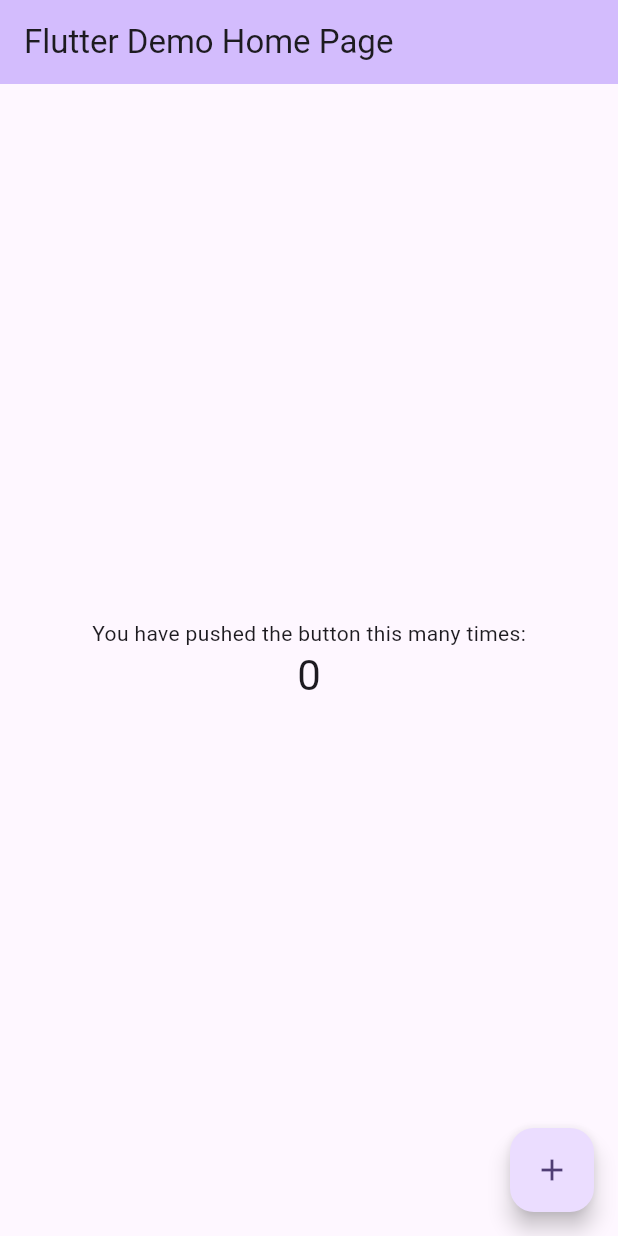
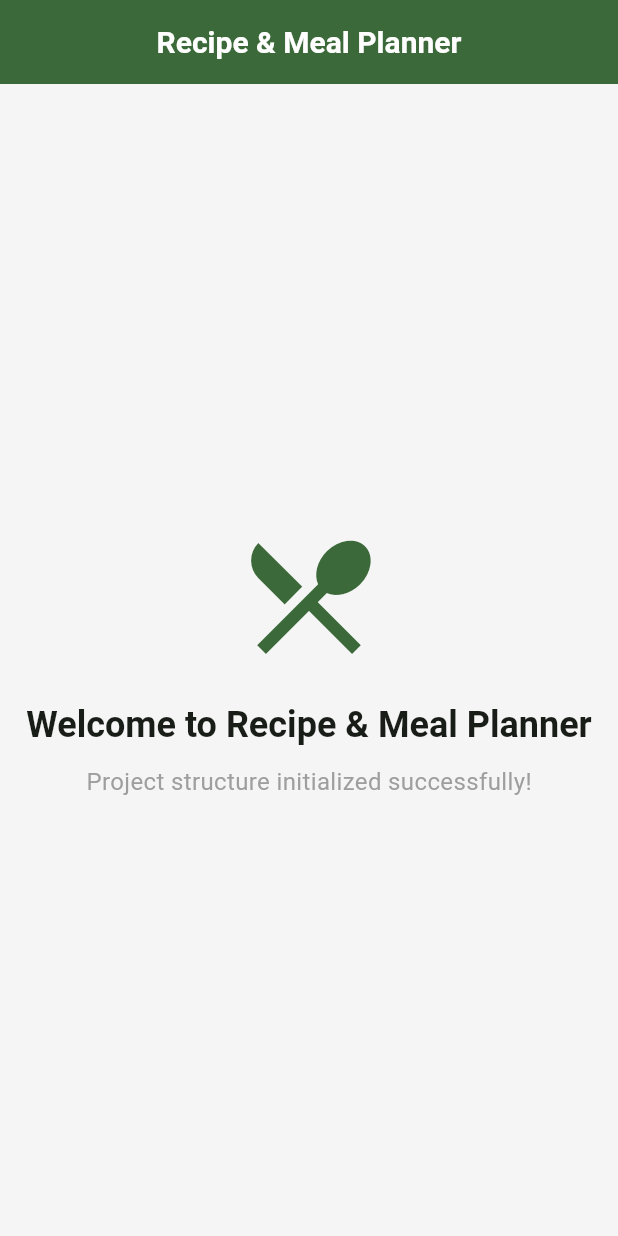
Before and after one commit to jithu2111/recipe_meal_prep_app, a Flutter app: the screen it shows after launch, on a phone screen of 412 x 824 dp. Run offline on Flutter 3.47's test engine with Material 3 defaults, Android fonts, the phone set to English and light mode, and no system bars.

Commit message:
Project structure and dependencies

```diff
--- a/lib/main.dart
+++ b/lib/main.dart
@@ -1,122 +1,61 @@
 import 'package:flutter/material.dart';
+import 'utils/app_theme.dart';
 
 void main() {
-  runApp(const MyApp());
+  runApp(const RecipeMealPrepApp());
 }
 
-class MyApp extends StatelessWidget {
-  const MyApp({super.key});
+class RecipeMealPrepApp extends StatelessWidget {
+  const RecipeMealPrepApp({super.key});
 
-  // This widget is the root of your application.
   @override
   Widget build(BuildContext context) {
     return MaterialApp(
-      title: 'Flutter Demo',
-      theme: ThemeData(
-        // This is the theme of your application.
-        //
-        // TRY THIS: Try running your application with "flutter run". You'll see
-        // the application has a purple toolbar. Then, without quitting the app,
-        // try changing the seedColor in the colorScheme below to Colors.green
-        // and then invoke "hot reload" (save your changes or press the "hot
-        // reload" button in a Flutter-supported IDE, or press "r" if you used
-        // the command line to start the app).
-        //
-        // Notice that the counter didn't reset back to zero; the application
-        // state is not lost during the reload. To reset the state, use hot
-        // restart instead.
-        //
-        // This works for code too, not just values: Most code changes can be
-        // tested with just a hot reload.
-        colorScheme: ColorScheme.fromSeed(seedColor: Colors.deepPurple),
-      ),
-      home: const MyHomePage(title: 'Flutter Demo Home Page'),
+      title: 'Recipe & Meal Planner',
+      debugShowCheckedModeBanner: false,
+      theme: AppTheme.lightTheme,
+      darkTheme: AppTheme.darkTheme,
+      themeMode: ThemeMode.light,
+
+      home: const PlaceholderScreen(),
     );
   }
 }
 
-class MyHomePage extends StatefulWidget {
-  const MyHomePage({super.key, required this.title});
-
-  // This widget is the home page of your application. It is stateful, meaning
-  // that it has a State object (defined below) that contains fields that affect
-  // how it looks.
-
-  // This class is the configuration for the state. It holds the values (in this
-  // case the title) provided by the parent (in this case the App widget) and
-  // used by the build method of the State. Fields in a Widget subclass are
-  // always marked "final".
-
-  final String title;
-
-  @override
-  State<MyHomePage> createState() => _MyHomePageState();
-}
-
-class _MyHomePageState extends State<MyHomePage> {
-  int _counter = 0;
-
-  void _incrementCounter() {
-    setState(() {
-      // This call to setState tells the Flutter framework that something has
-      // changed in this State, which causes it to rerun the build method below
-      // so that the display can reflect the updated values. If we changed
-      // _counter without calling setState(), then the build method would not be
-      // called again, and so nothing would appear to happen.
-      _counter++;
-    });
-  }
+class PlaceholderScreen extends StatelessWidget {
+  const PlaceholderScreen({super.key});
 
   @override
   Widget build(BuildContext context) {
-    // This method is rerun every time setState is called, for instance as done
-    // by the _incrementCounter method above.
-    //
-    // The Flutter framework has been optimized to make rerunning build methods
-    // fast, so that you can just rebuild anything that needs updating rather
-    // than having to individually change instances of widgets.
     return Scaffold(
       appBar: AppBar(
-        // TRY THIS: Try changing the color here to a specific color (to
-        // Colors.amber, perhaps?) and trigger a hot reload to see the AppBar
-        // change color while the other colors stay the same.
-        backgroundColor: Theme.of(context).colorScheme.inversePrimary,
-        // Here we take the value from the MyHomePage object that was created by
-        // the App.build method, and use it to set our appbar title.
-        title: Text(widget.title),
+        title: const Text('Recipe & Meal Planner'),
+        backgroundColor: Theme.of(context).colorScheme.primary,
       ),
       body: Center(
-        // Center is a layout widget. It takes a single child and positions it
-        // in the middle of the parent.
         child: Column(
-          // Column is also a layout widget. It takes a list of children and
-          // arranges them vertically. By default, it sizes itself to fit its
-          // children horizontally, and tries to be as tall as its parent.
-          //
-          // Column has various properties to control how it sizes itself and
-          // how it positions its children. Here we use mainAxisAlignment to
-          // center the children vertically; the main axis here is the vertical
-          // axis because Columns are vertical (the cross axis would be
-          // horizontal).
-          //
-          // TRY THIS: Invoke "debug painting" (choose the "Toggle Debug Paint"
-          // action in the IDE, or press "p" in the console), to see the
-          // wireframe for each widget.
           mainAxisAlignment: MainAxisAlignment.center,
-          children: <Widget>[
-            const Text('You have pushed the button this many times:'),
+          children: [
+            Icon(
+              Icons.restaurant_menu,
+              size: 100,
+              color: Theme.of(context).colorScheme.primary,
+            ),
+            const SizedBox(height: 20),
             Text(
-              '$_counter',
-              style: Theme.of(context).textTheme.headlineMedium,
+              'Welcome to Recipe & Meal Planner',
+              style: Theme.of(context).textTheme.headlineSmall?.copyWith(
+                    fontWeight: FontWeight.bold,
+                  ),
+            ),
+            const SizedBox(height: 10),
+            const Text(
+              'Project structure initialized successfully!',
+              style: TextStyle(fontSize: 16, color: Colors.grey),
             ),
           ],
         ),
       ),
-      floatingActionButton: FloatingActionButton(
-        onPressed: _incrementCounter,
-        tooltip: 'Increment',
-        child: const Icon(Icons.add),
-      ), // This trailing comma makes auto-formatting nicer for build methods.
     );
   }
 }
--- /dev/null
+++ b/lib/models/recipe.dart
@@ -0,0 +1,55 @@
+class Recipe {
+  final String id;
+  final String title;
+  final String imageUrl;
+  final List<String> ingredients;
+  final List<String> steps;
+  final int cookingTime; // in minutes
+  final double rating;
+  final String cuisine;
+  final List<String> dietaryTags; // vegetarian, vegan, gluten-free, etc.
+  final String? nutritionFacts;
+
+  Recipe({
+    required this.id,
+    required this.title,
+    required this.imageUrl,
+    required this.ingredients,
+    required this.steps,
+    required this.cookingTime,
+    required this.rating,
+    required this.cuisine,
+    required this.dietaryTags,
+    this.nutritionFacts,
+  });
+
+  factory Recipe.fromJson(Map<String, dynamic> json) {
+    return Recipe(
+      id: json['id'] as String,
+      title: json['title'] as String,
+      imageUrl: json['imageUrl'] as String,
+      ingredients: List<String>.from(json['ingredients'] as List),
+      steps: List<String>.from(json['steps'] as List),
+      cookingTime: json['cookingTime'] as int,
+      rating: (json['rating'] as num).toDouble(),
+      cuisine: json['cuisine'] as String,
+      dietaryTags: List<String>.from(json['dietaryTags'] as List),
+      nutritionFacts: json['nutritionFacts'] as String?,
+    );
+  }
+
+  Map<String, dynamic> toJson() {
+    return {
+      'id': id,
+      'title': title,
+      'imageUrl': imageUrl,
+      'ingredients': ingredients,
+      'steps': steps,
+      'cookingTime': cookingTime,
+      'rating': rating,
+      'cuisine': cuisine,
+      'dietaryTags': dietaryTags,
+      'nutritionFacts': nutritionFacts,
+    };
+  }
+}
--- /dev/null
+++ b/lib/utils/app_theme.dart
@@ -0,0 +1,69 @@
+import 'package:flutter/material.dart';
+
+class AppTheme {
+  static const Color primaryColor = Color(0xFF2E7D32);
+  static const Color accentColor = Color(0xFFFF6F00);
+  static const Color backgroundColor = Color(0xFFF5F5F5);
+  static const Color cardColor = Colors.white;
+  static const Color textPrimary = Color(0xFF212121);
+  static const Color textSecondary = Color(0xFF757575);
+
+  static ThemeData lightTheme = ThemeData(
+    useMaterial3: true,
+    colorScheme: ColorScheme.fromSeed(
+      seedColor: primaryColor,
+      brightness: Brightness.light,
+    ),
+    scaffoldBackgroundColor: backgroundColor,
+    appBarTheme: const AppBarTheme(
+      elevation: 0,
+      centerTitle: true,
+      iconTheme: IconThemeData(color: Colors.white),
+      titleTextStyle: TextStyle(
+        color: Colors.white,
+        fontSize: 20,
+        fontWeight: FontWeight.w600,
+      ),
+    ),
+    cardTheme: CardTheme(
+      color: cardColor,
+      elevation: 2,
+      shape: RoundedRectangleBorder(
+        borderRadius: BorderRadius.circular(12),
+      ),
+    ),
+    inputDecorationTheme: InputDecorationTheme(
+      border: OutlineInputBorder(
+        borderRadius: BorderRadius.circular(8),
+      ),
+      filled: true,
+      fillColor: Colors.white,
+    ),
+  );
+
+  static ThemeData darkTheme = ThemeData(
+    useMaterial3: true,
+    colorScheme: ColorScheme.fromSeed(
+      seedColor: primaryColor,
+      brightness: Brightness.dark,
+    ),
+    scaffoldBackgroundColor: const Color(0xFF121212),
+    appBarTheme: const AppBarTheme(
+      elevation: 0,
+      centerTitle: true,
+      iconTheme: IconThemeData(color: Colors.white),
+      titleTextStyle: TextStyle(
+        color: Colors.white,
+        fontSize: 20,
+        fontWeight: FontWeight.w600,
+      ),
+    ),
+    cardTheme: CardTheme(
+      color: const Color(0xFF1E1E1E),
+      elevation: 2,
+      shape: RoundedRectangleBorder(
+        borderRadius: BorderRadius.circular(12),
+      ),
+    ),
+  );
+}
```
Also changed, not shown: lib/data/sample_recipes.dart (added, +179 -0 lines), lib/models/grocery_item.dart (added, +57 -0 lines), lib/models/meal_plan.dart (added, +39 -0 lines), lib/models/pantry_item.dart (added, +53 -0 lines), lib/utils/constants.dart (added, +56 -0 lines), pubspec.yaml (+21 -0 lines), pubspec.lock, 7 other files.
